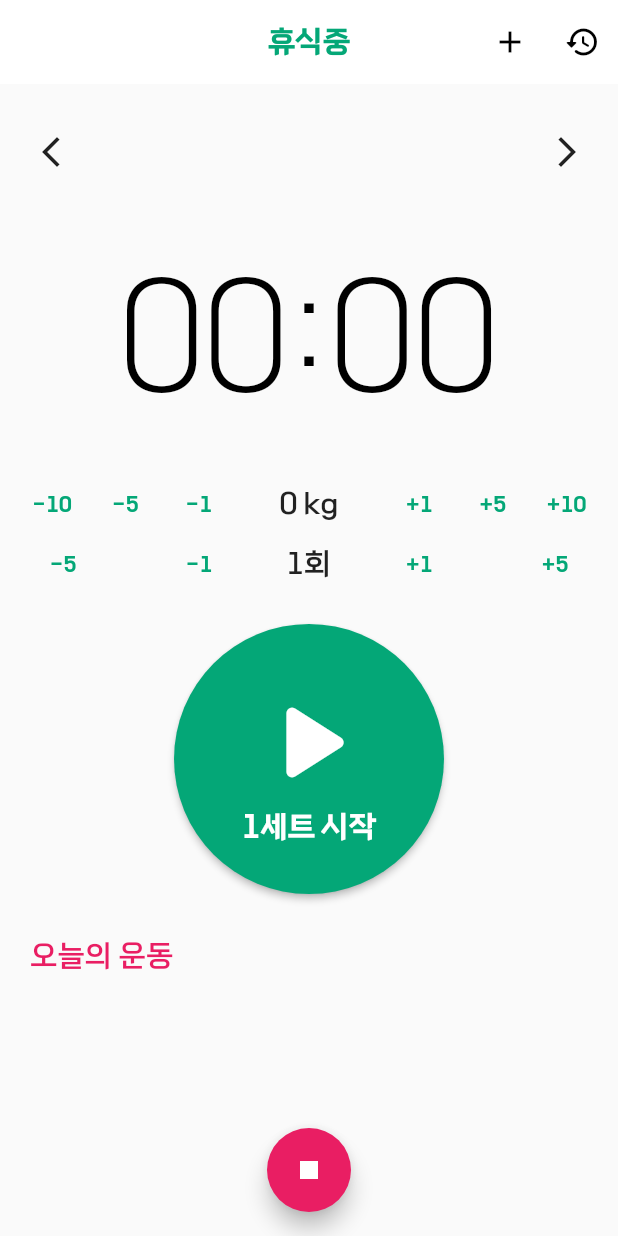
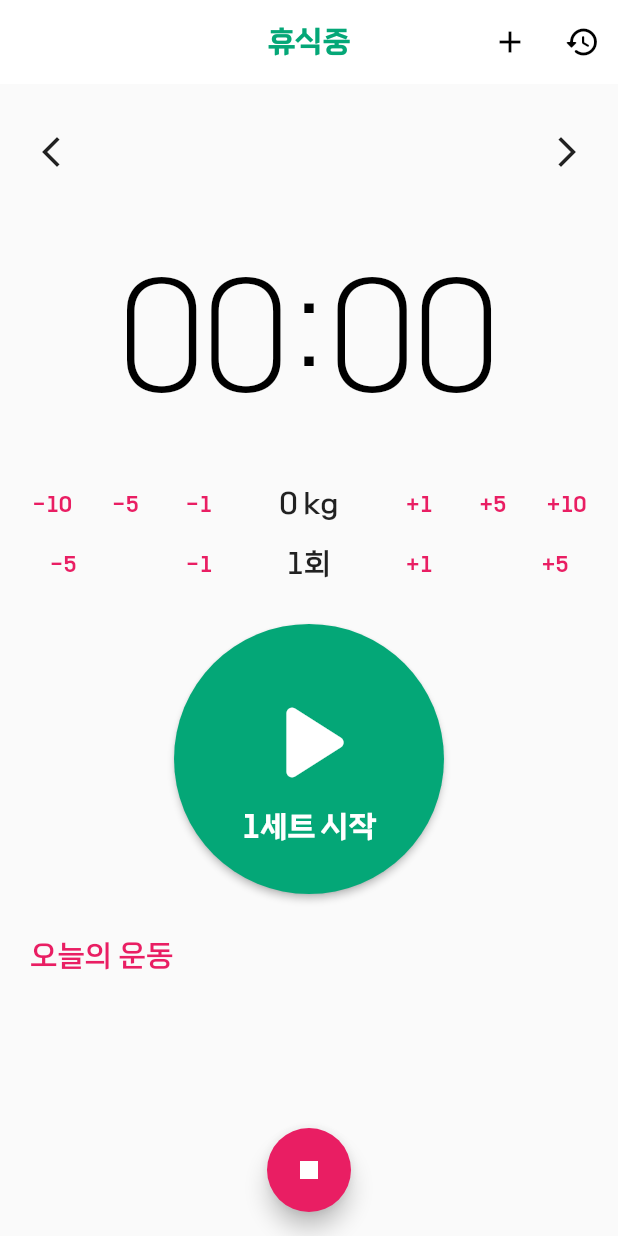
Before and after one commit to keesus/sisyphus, a Flutter app: the screen it shows after launch, on a phone screen of 412 x 824 dp. Run offline on Flutter 3.47's test engine with Material 2 defaults, Android fonts, the phone set to English and light mode, and no system bars; our stand-ins replace shared_preferences, sqflite, wakelock; accounts and stored records are empty.

Commit message:
230627 build 26'2

```diff
--- a/lib/screen/main_screen.dart
+++ b/lib/screen/main_screen.dart
@@ -525,7 +525,6 @@ class _MainScreenState extends State<MainScreen> with SingleTickerProviderStateM
   }
 
   Widget controlPanel(int targetWeight, int targetReps) {
-    TextStyle _style = TextStyle(color: Color(0xff04A777));
     return Column(
       crossAxisAlignment: CrossAxisAlignment.center,
       mainAxisSize: MainAxisSize.min,
@@ -536,13 +535,13 @@ class _MainScreenState extends State<MainScreen> with SingleTickerProviderStateM
             mainAxisSize: MainAxisSize.max,
             mainAxisAlignment: MainAxisAlignment.spaceBetween,
             children: [
-              Expanded(flex: 1, child: TextButton(child: Text('-10', style: _style,), onPressed: () => reduceWeight(10))),
-              Expanded(flex: 1,child: TextButton(child: Text('-5', style: _style), onPressed: () => reduceWeight(5))),
-              Expanded(flex: 1,child: TextButton(child: Text('-1', style: _style), onPressed: () => reduceWeight(1))),
+              Expanded(flex: 1, child: TextButton(child: Text('-10'), onPressed: () => reduceWeight(10))),
+              Expanded(flex: 1,child: TextButton(child: Text('-5'), onPressed: () => reduceWeight(5))),
+              Expanded(flex: 1,child: TextButton(child: Text('-1'), onPressed: () => reduceWeight(1))),
               Expanded(flex: 2,child: Text(textAlign: TextAlign.center,'$targetWeight kg', style: TextStyle(fontSize: 20))),
-              Expanded(flex: 1,child: TextButton(child: Text('+1', style: _style), onPressed: () => addWeight(1))),
-              Expanded(flex: 1,child: TextButton(child: Text('+5', style: _style), onPressed: () => addWeight(5))),
-              Expanded(flex: 1,child: TextButton(child: Text('+10', style: _style), onPressed: () => addWeight(10))),
+              Expanded(flex: 1,child: TextButton(child: Text('+1'), onPressed: () => addWeight(1))),
+              Expanded(flex: 1,child: TextButton(child: Text('+5'), onPressed: () => addWeight(5))),
+              Expanded(flex: 1,child: TextButton(child: Text('+10'), onPressed: () => addWeight(10))),
             ],
           ),
         ),
@@ -551,14 +550,14 @@ class _MainScreenState extends State<MainScreen> with SingleTickerProviderStateM
           child: Row(
             mainAxisAlignment: MainAxisAlignment.spaceBetween,
             children: [
-              TextButton(child: Text('-5', style: _style), onPressed: () => reduceReps(5)),
-              TextButton(child: Text('-1', style: _style), onPressed: () => reduceReps(1)),
+              TextButton(child: Text('-5'), onPressed: () => reduceReps(5)),
+              TextButton(child: Text('-1'), onPressed: () => reduceReps(1)),
               Text(
                 '$targetReps회',
                 style: TextStyle(fontSize: 20),
               ),
-              TextButton(child: Text('+1', style: _style), onPressed: () => addReps(1)),
-              TextButton(child: Text('+5', style: _style), onPressed: () => addReps(5)),
+              TextButton(child: Text('+1'), onPressed: () => addReps(1)),
+              TextButton(child: Text('+5'), onPressed: () => addReps(5)),
 
             ],
           ),
```
Also changed, not shown: 1 other file.
